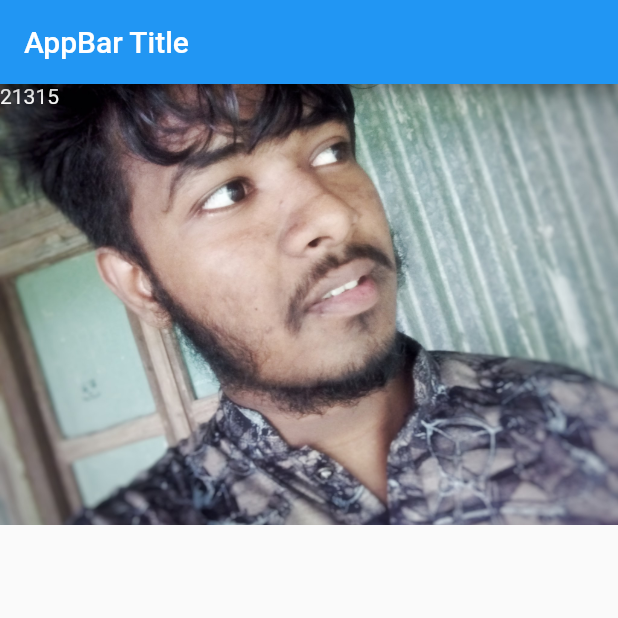
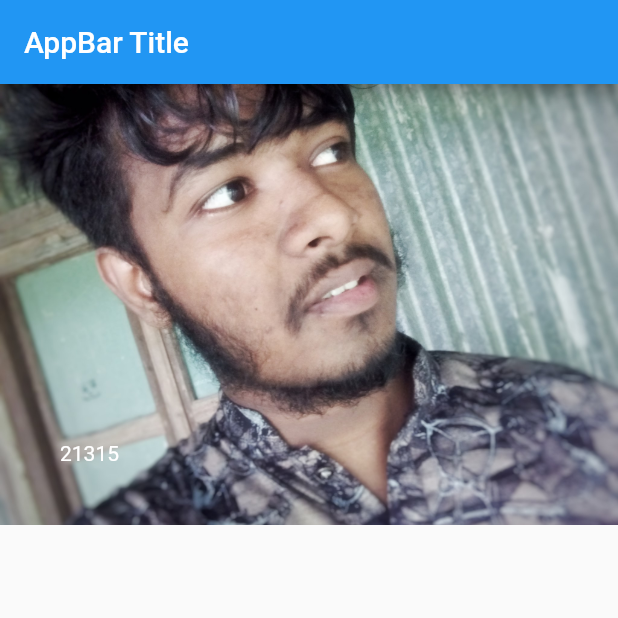
Before and after one commit to thetahmeed/Flutter, a Flutter app: the screen it shows after launch, on a phone screen of 412 x 824 dp, the top half of it. Run offline on Flutter 3.47's test engine with Material 2 defaults, Android fonts, the phone set to English and light mode, and no system bars.

Commit message:
Positioned

```diff
--- a/eleven/lib/main.dart
+++ b/eleven/lib/main.dart
@@ -20,8 +20,14 @@ class HomePage extends StatelessWidget {
         body: Stack(
           children: [
             Image.asset("assets/images/dp2.jpg"),
-            Text("21315", style: TextStyle(color: Colors.white),)
-            ],
+
+            Positioned(
+              bottom: 40,
+              left: 40,
+              child: Text("21315", style: TextStyle(color: Colors.white),)
+            )
+
+          ],
         ));
   }
 }
```
